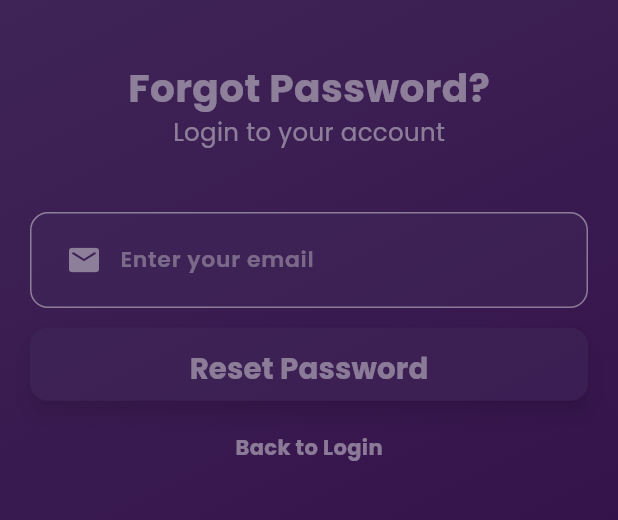
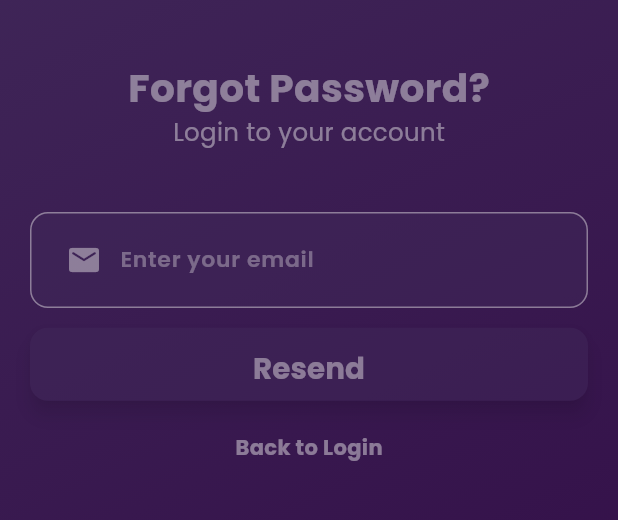
Before and after one commit to AleeXraxa/Balancio-Pro, a Flutter app: the ForgotPass screen opened directly, on a phone screen of 412 x 824 dp, the part 195-715 px from its top. Run offline on Flutter 3.47's test engine with Material 3 defaults, Android fonts, the light colour scheme and no system bars; our stand-ins replace firebase_auth, firebase_core, flutter_screenutil, flutter_spinkit, get, google_sign_in and 2 more; accounts and stored records are empty.

Commit message:
forgot password added

```diff
--- a/lib/views/auth/forgot_pass.dart
+++ b/lib/views/auth/forgot_pass.dart
@@ -33,6 +33,7 @@ class _ForgotPassState extends State<ForgotPass>
   }
 
   final _authController = Get.put(AuthController());
+  final TextEditingController _email = TextEditingController();
 
   @override
   void dispose() {
@@ -102,7 +103,7 @@ class _ForgotPassState extends State<ForgotPass>
                     crossAxisAlignment: CrossAxisAlignment.end,
                     children: [
                       CustomField(
-                        controller: _authController.emailController,
+                        controller: _email,
                         labelText: 'Enter your email',
                         prefix: Icons.email_rounded,
                       ),
@@ -111,12 +112,20 @@ class _ForgotPassState extends State<ForgotPass>
                       ),
                     ],
                   ),
-                  CustomButton(
-                    buttonText: 'Reset Password',
-                    padding: EdgeInsets.symmetric(vertical: 40.h),
-                    bgColor: primaryColor,
-                    borderRadius: 12,
-                    onPressed: () {},
+                  Obx(
+                    () => CustomButton(
+                      buttonText: _authController.resendCoolDown.value == 0
+                          ? 'Resend'
+                          : 'Resend in ${_authController.resendCoolDown.value}',
+                      padding: EdgeInsets.symmetric(vertical: 40.h),
+                      bgColor: primaryColor,
+                      borderRadius: 12,
+                      onPressed: () {
+                        _authController.resendCoolDown.value == 0
+                            ? _authController.passReset(_email.text.trim())
+                            : null;
+                      },
+                    ),
                   ),
                   SizedBox(height: 50.h),
                   Row(
```
Also changed, not shown: lib/controllers/auth_controller.dart (+35 -8 lines).
